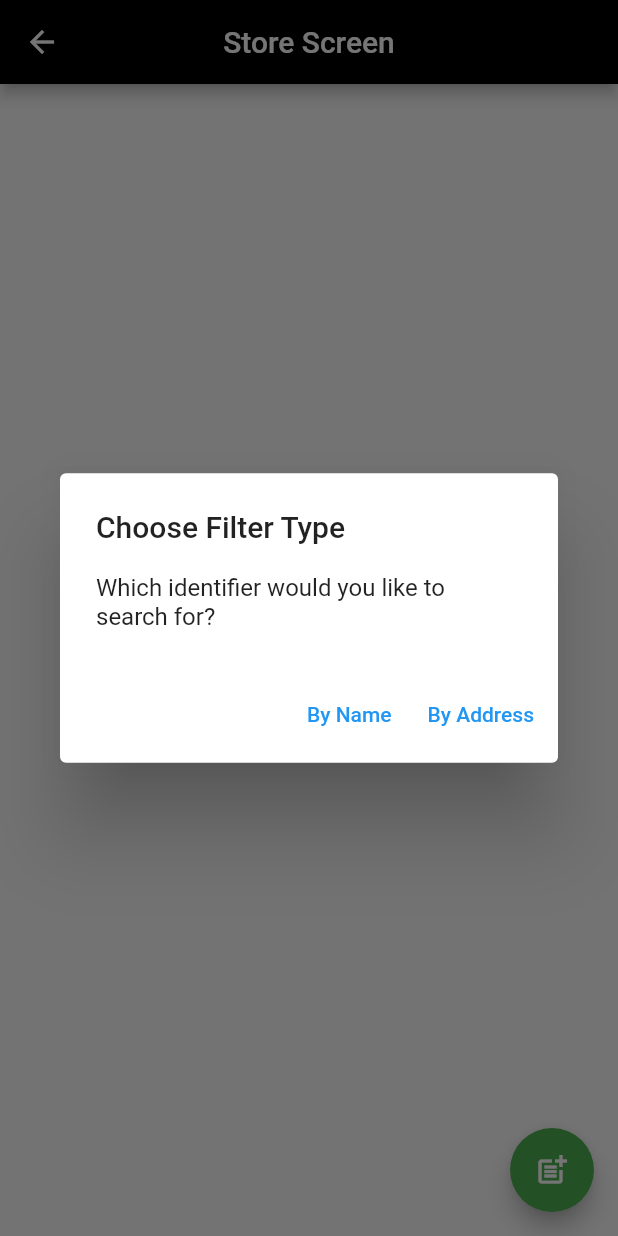
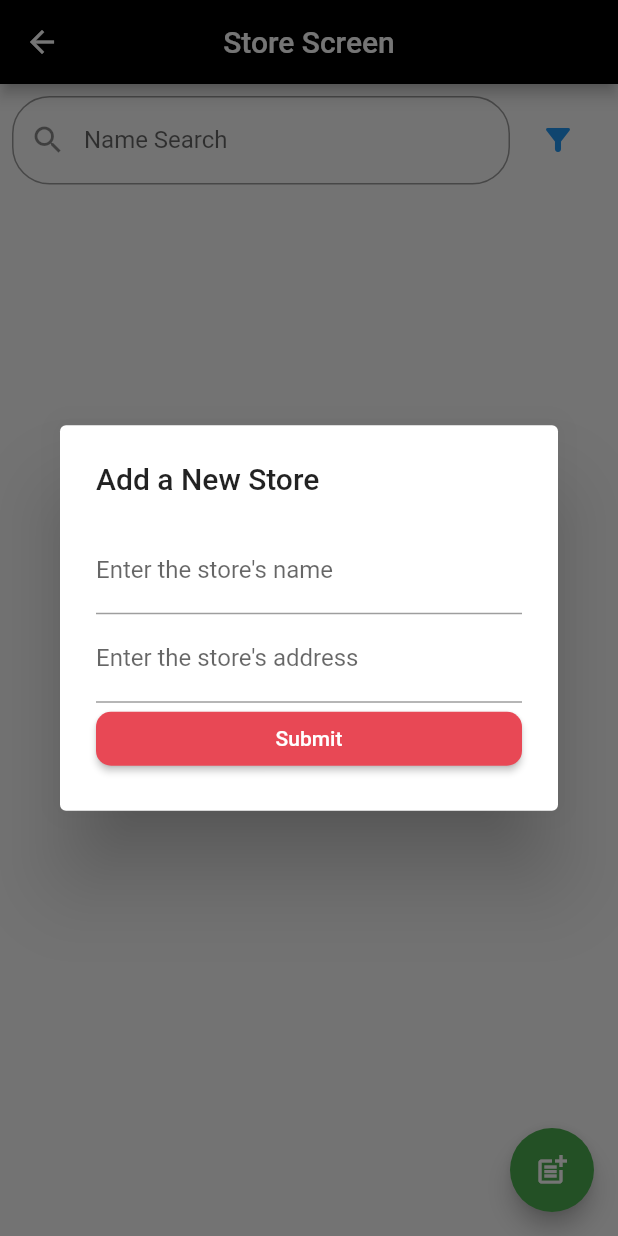
Before and after one commit to samuel-howell/SIM, a Flutter app: the StoreScreen screen opened directly, after a tap on the "post add" icon, on a phone screen of 412 x 824 dp. Run offline on Flutter 3.47's test engine with Material 2 defaults, Android fonts, the phone set to English and light mode, and no system bars; our stand-ins replace cloud_firestore, firebase_auth, firebase_core, flutter_slidable, fluttertoast; accounts and stored records are empty.

Commit message:
added search functionality to the store page

```diff
--- a/lib/src/screens/store-screen.dart
+++ b/lib/src/screens/store-screen.dart
@@ -24,7 +24,7 @@ var tappedIndex;
 // for the search bar
 String searchKey = "";
 Stream<QuerySnapshot> streamQuery = db.collection('Users').doc(currentUserUID).collection('stores').snapshots();
-int searchFilter = 0;
+int searchFilter = 1;  //  set to 1, so the default search would be Name Search
 
 
 class StoreScreen extends StatefulWidget {
@@ -71,40 +71,16 @@ class _StoreScreenState extends State<StoreScreen> {
                 //this search bar filters out stores
                 Padding(
                   padding: const EdgeInsets.all(8.0),
-                  child:showAddressSearch() //! doesn't work
+                  child:
 
-                  //* this code works
-                  // child: TextField(
-                  //   onChanged: (value) {
-                  //     setState(() {
-                  //         searchKey = value; // TODO: set this toLowercase once you have implemented the todo below
 
-                  //         //  this stream query matches the searchkey to the names of the stores in the db
-                  //         streamQuery = db.collection('Users').doc(currentUserUID).collection('stores')
-                  //         .where('name',isGreaterThanOrEqualTo: searchKey) //TODO:create a new field each store doc called lowercaseName that stores a LOWERCASE version of whatever the user enters as the name.  then search against lowerCaseName rather than name
-                  //         .where('name',isLessThan: searchKey+'z').snapshots();
+                     showSearchDialog(),  // TODO:  this dialog doesn't show that the search bar has changed unti you begin to type  in the search bar
 
-                  //         //TODO:  need to be able to search by name and address. there are no OR queries in firebase though. FIGURE OUT HOW TO DO AN 'OR' QUERY
-                  //         //TODO: on the item page, will need to be able to search by price, name, product id, etc.  Perhaps a dropdown search that lets you specify wwhat you're searchin for?
-                  //     });
-                  //   },
-                  //   decoration: InputDecoration(
-                  //       labelText: "Search",
-                  //       hintText: "Search",
-                  //       prefixIcon: Icon(Icons.search),
-                  //       border: OutlineInputBorder(
-                  //           borderRadius: BorderRadius.all(Radius.circular(25.0)))),
-                  // ),
 
-                // //!---------------------------------- this code doesn't but i want it to
-                // //TODO:  check what searchfilter is set to, then call the appropriate method, which should then make the right search textfield show up.
-                  // if(searchFilter == 1) {
-                  //   showAddressSearch();
-                  // }
-                // //!--------------------------------------
+
+
 
                ),
-
 
 
                 Expanded(  // if I don't have Expanded here, the listview won't be sized in relation to hte searchbar textfield, thus throwing errors
@@ -180,26 +156,14 @@ class _StoreScreenState extends State<StoreScreen> {
 
       ),
 
-    // floatingActionButton: FloatingActionButton(
-    //   child: Icon(Icons.post_add),
-    //   backgroundColor: Colors.green,
-    //   foregroundColor: Colors.white,
-    //   onPressed: () => {
-    //     showAddStoreDialog(context),
-    //   },
-    //   ),
-
-
-//TODO:  add another floating action button so you can uncomment the one above.  one action button for adding store, one for changing filter
     floatingActionButton: FloatingActionButton(
       child: Icon(Icons.post_add),
       backgroundColor: Colors.green,
       foregroundColor: Colors.white,
       onPressed: () => {
-        showchangeSearchDialog(context),
-
+        showAddStoreDialog(context),
       },
-      ),
+      )
     );
   }
 
@@ -207,6 +171,18 @@ class _StoreScreenState extends State<StoreScreen> {
 
 
 
+
+
+
+//TODO: migrate all of the search dialog functionality to the item page.
+
+showSearchDialog() {
+
+  switch(searchFilter) {
+    case 1 : {return showNameSearch();}
+    case 2 : {return showAddressSearch();}
+  }
+}
 
 
 showchangeSearchDialog(BuildContext context) {  //
@@ -248,18 +224,21 @@ showchangeSearchDialog(BuildContext context) {  //
 //  the search bar for the stores address
 showAddressSearch()
     {
-    TextField(
+    return Row(
+
+       children: <Widget> [
+
+         Expanded( // textfield has no intrinsic width, so i have to wrap it in expanded to force it to fill up only the space not occupied by the textbutton in the row.  otherwise, this entire row causes a crash
+           child: TextField(
                  onChanged: (value) {
             setState(() {
-              searchKey = value; // TODO: set this toLowercase once you have implemented the todo below
+                searchKey = value.toLowerCase();
 
                 //  this stream query matches the searchkey to the names of the stores in the db
                 streamQuery = db.collection('Users').doc(currentUserUID).collection('stores')
-              .where('address',isGreaterThanOrEqualTo: searchKey) //TODO:create a new field each store doc called lowercaseName that stores a LOWERCASE version of whatever the user enters as the name.  then search against lowerCaseName rather than name
-              .where('address',isLessThan: searchKey+'z').snapshots();
+                .where('lowercaseAddress',isGreaterThanOrEqualTo: searchKey)
+                .where('lowercaseAddress',isLessThan: searchKey+'z').snapshots();
 
-              //TODO:  need to be able to search by name and address. there are no OR queries in firebase though. FIGURE OUT HOW TO DO AN 'OR' QUERY
-              //TODO: on the item page, will need to be able to search by price, name, product id, etc.  Perhaps a dropdown search that lets you specify wwhat you're searchin for?
             });
                  },
                  decoration: InputDecoration(
@@ -268,7 +247,19 @@ showAddressSearch()
               prefixIcon: Icon(Icons.search),
               border: OutlineInputBorder(
                   borderRadius: BorderRadius.all(Radius.circular(25.0)))),
+           ),
+         ),
+
+         TextButton(
+           onPressed: (){
+               showchangeSearchDialog(context);
+           },
+           child: Icon(Icons.filter_1_rounded)
+          )
+
+       ]
       );
+
     }
 
 
@@ -276,17 +267,19 @@ showAddressSearch()
 // the seach bar for the store name
 showNameSearch()
     {
-    TextField(
+    return Row(
+      children: [
+        Expanded(
+          child: TextField(
               onChanged: (value) {
                 setState(() {
-              searchKey = value; // TODO: set this toLowercase once you have implemented the todo below
+                    searchKey = value.toLowerCase();
 
                     //  this stream query matches the searchkey to the names of the stores in the db
                     streamQuery = db.collection('Users').doc(currentUserUID).collection('stores')
-              .where('name',isGreaterThanOrEqualTo: searchKey) //TODO:create a new field each store doc called lowercaseName that stores a LOWERCASE version of whatever the user enters as the name.  then search against lowerCaseName rather than name
-              .where('name',isLessThan: searchKey+'z').snapshots();
+                    .where('lowercaseName',isGreaterThanOrEqualTo: searchKey)
+                    .where('lowercaseName',isLessThan: searchKey+'z').snapshots();
 
-              //TODO:  need to be able to search by name and address. there are no OR queries in firebase though. FIGURE OUT HOW TO DO AN 'OR' QUERY
                     //TODO: on the item page, will need to be able to search by price, name, product id, etc.  Perhaps a dropdown search that lets you specify wwhat you're searchin for?
                 });
               },
@@ -296,6 +289,15 @@ showNameSearch()
                   prefixIcon: Icon(Icons.search),
                   border: OutlineInputBorder(
                       borderRadius: BorderRadius.all(Radius.circular(25.0)))),
+            ),
+        ),
+          TextButton(
+           onPressed: (){
+               showchangeSearchDialog(context);
+           },
+           child: Icon(Icons.filter_alt_rounded)
+          )
+      ],
     );
     }
 }
--- a/lib/src/utilities/database.dart
+++ b/lib/src/utilities/database.dart
@@ -28,13 +28,18 @@ class Database {
 
     Map<String, dynamic> data = <String, dynamic>{
       "name": name,
+      "lowercaseName" : name.toLowerCase(), // for use with the search bar
+
       "description": description,
       "price": price,
       "quantity": quantity,
+
       "item-id": itemDocumentReferencer.id,
+      "lowercase-item-id":itemDocumentReferencer.id.toLowerCase(), // for use with the search bar
+
       "mostRecentScanIn" : mostRecentScanIn,
       "LastEmployeeToInteract" : currentUserUID, //this will be the user id of the last employee to either scan in or scan out the item
-      "tags" : [] //TODO: let the user add tags to id this item with. ideally add the tags as an array.
+      "tags" : [] //TODO: let the user add tags to id this item with. ideally add the tags as an array. when adding an item and editing, allow the user to edit and add tags
     };
 
     await itemDocumentReferencer
@@ -54,7 +59,10 @@ class Database {
 
     Map<String, dynamic> data = <String, dynamic>{
       "name": name,
+      "lowercaseName" : name.toLowerCase(),
+
       "address": address,
+      "lowercaseAddress" : address.toLowerCase(),
       "storeID" : storeDocumentReferencer.id,
     };
 
--- a/lib/src/widgets/add-item-form.dart
+++ b/lib/src/widgets/add-item-form.dart
@@ -101,7 +101,7 @@ class AddItemFormState extends State<AddItemForm> {
             validator: (value) { // The validator receives the text that the user has entered.
 
             //* way 1 of declaring a regex
-              RegExp regex = new RegExp(r'[0-9]');
+              RegExp regex = new RegExp(r'[0-9]'); //TODO:  allows ` . its should not allow that character
               if (!regex.hasMatch(value!) ) {     // regex makes sure users only enter number values
                 return 'Please enter a valid number amount';
               }
```
Lines whose indentation alone changed are shown as unchanged.
